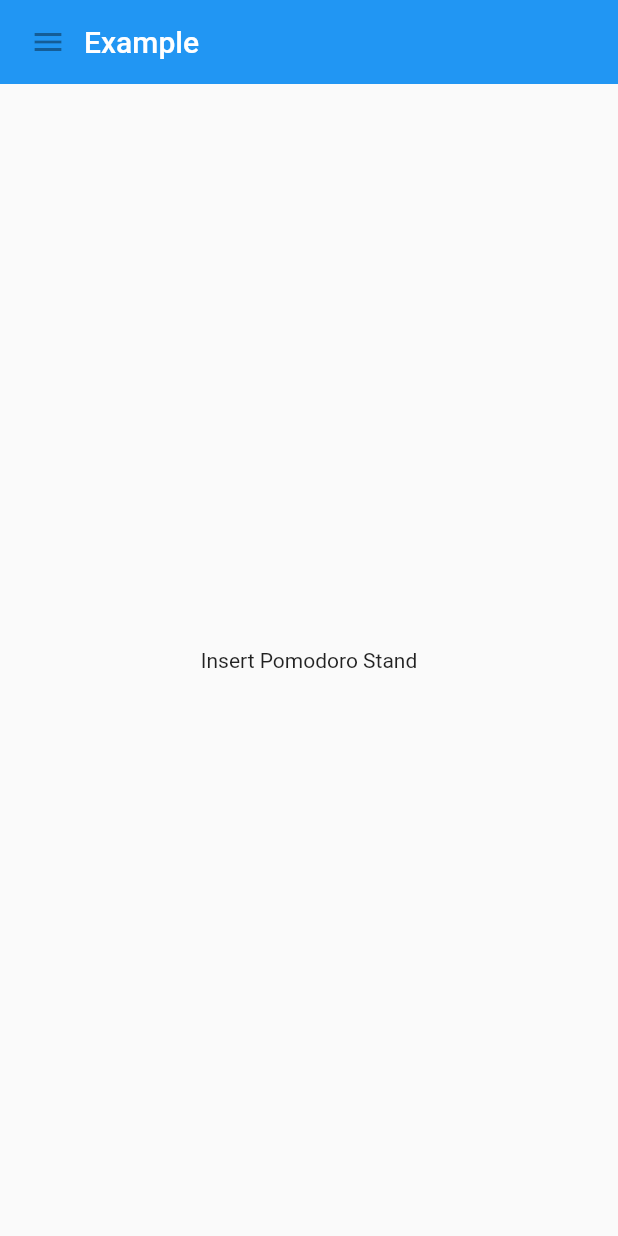
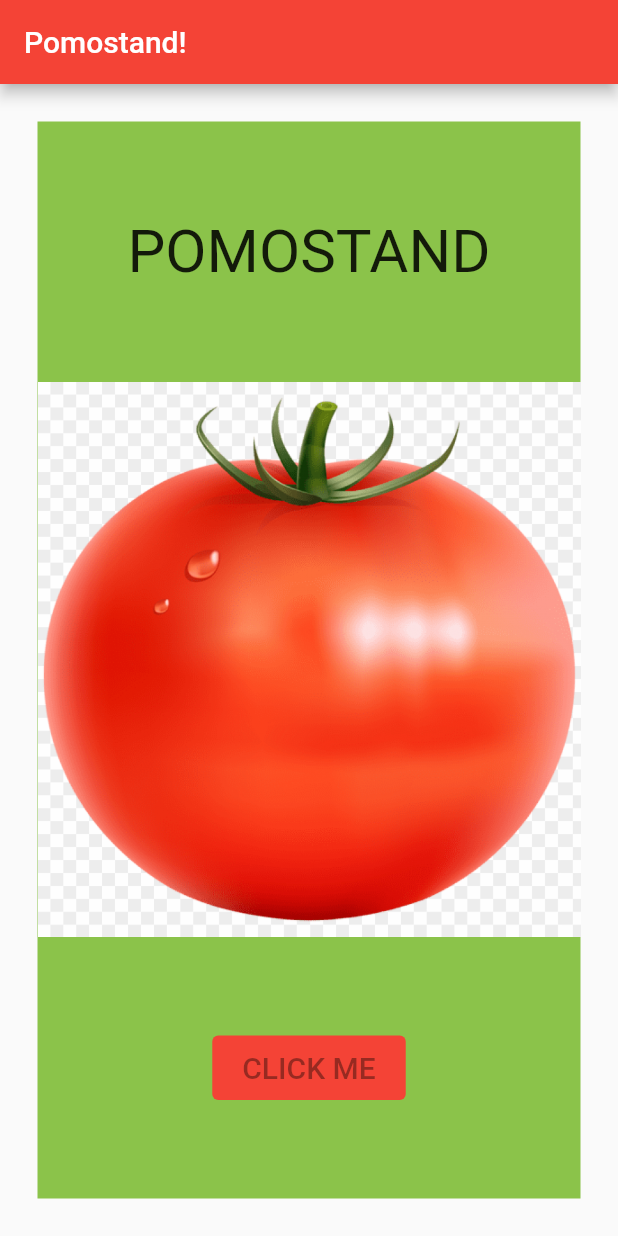
Before and after one commit to YunwooC/Pomostand, a Flutter app: the screen it shows after launch, on a phone screen of 412 x 824 dp. Run offline on Flutter 3.47's test engine with Material 2 defaults, Android fonts, the phone set to English and light mode, and no system bars.

Commit message:
Main Page Layout

```diff
--- a/lib/main.dart
+++ b/lib/main.dart
@@ -1,64 +1,51 @@
 import 'package:flutter/material.dart';
 
-class MyAppBar extends StatelessWidget {
-  const MyAppBar({required this.title, super.key});
-
-  // Fields in a Widget subclass are always marked "final".
-
-  final Widget title;
+class MyApp extends StatelessWidget {
+  const MyApp({Key? key}) : super(key: key);
 
   @override
   Widget build(BuildContext context) {
-    return Container(
-      height: 56.0, // in logical pixels
-      padding: const EdgeInsets.symmetric(horizontal: 8.0),
-      decoration: BoxDecoration(color: Colors.blue[500]),
-      // Row is a horizontal, linear layout.
-      child: Row(
-        // <Widget> is the type of items in the list.
-        children: [
-          const IconButton(
-            icon: Icon(Icons.menu),
-            tooltip: 'Navigation menu',
-            onPressed: null, // null disables the button
-          ),
-          // Expanded expands its child
-          // to fill the available space.
-          Expanded(
-            child: title,
+    return MaterialApp(
+      home: Scaffold(
+        appBar: AppBar(
+          backgroundColor: Colors.red,
+          title: const Text(
+              "Pomostand!",
+            ),
+        ),
+
+        // container encapsulates the column
+        body: Container(
+
+          margin: EdgeInsets.all(25),
+          color: Colors.lightGreen,        // green to see the container clearly
+
+
+          child: Column(
+            mainAxisAlignment: MainAxisAlignment.spaceEvenly,
+            children: [
+              const Text(
+                "POMOSTAND",
+                style: const TextStyle(fontSize: 40)
+              ),
+              Image.asset('assets/images/tomato.png'),
+              TextButton(
+                onPressed: null,
+                child: const Text(
+                  "CLICK ME",
+                  style: const TextStyle(fontSize: 20)
+                ),
+                style: ButtonStyle(
+                  backgroundColor: MaterialStateProperty.all<Color>(Colors.red),
+                  padding: MaterialStateProperty.all(
+                    const EdgeInsets.symmetric(vertical: 10, horizontal: 20)
+                  )
+                )
+              ),
+            ]
           )
-        ],
-      ),
-    );
-  }
-}
-
-class MyScaffold extends StatelessWidget {
-  const MyScaffold({super.key});
-
-  @override
-  Widget build(BuildContext context) {
-    // Material is a conceptual piece
-    // of paper on which the UI appears.
-    return Material(
-      // Column is a vertical, linear layout.
-      child: Column(
-        children: [
-          MyAppBar(
-            title: Text(
-              'Example',
-              style: Theme.of(context) //
-                  .primaryTextTheme
-                  .headline6,
-            ),
-          ),
-          const Expanded(
-            child: Center(
-              child: Text('Insert Pomodoro Stand'),
-            ),
-          ),
-        ],
-      ),
+        )
+      )
     );
   }
 }
@@ -67,9 +54,7 @@ void main() {
   runApp(
     const MaterialApp(
       title: 'My app', // used by the OS task switcher
-      home: SafeArea(
-        child: MyScaffold(),
-      ),
+      home: MyApp(),
     ),
   );
 }
--- a/pubspec.yaml
+++ b/pubspec.yaml
@@ -58,9 +58,8 @@ flutter:
   uses-material-design: true
 
   # To add assets to your application, add an assets section, like this:
-  # assets:
-  #   - images/a_dot_burr.jpeg
-  #   - images/a_dot_ham.jpeg
+  assets:
+    - assets/images/tomato.png
 
   # An image asset can refer to one or more resolution-specific "variants", see
   # https://flutter.dev/assets-and-images/#resolution-aware
```
Also changed, not shown: assets/images/tomato.png (added), 1 other file.
